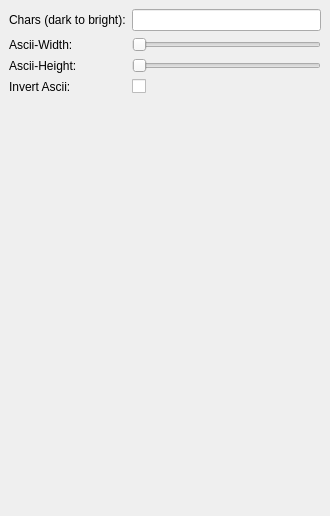
First picture: the form in src/settingsdock.ui, repository anton-fischer/cpp-ascii-generator, before the edit.
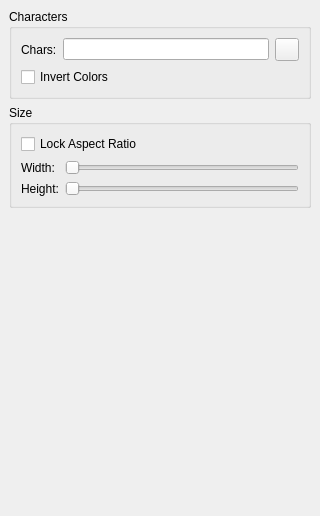
Second picture: the form after the edit. Icons and pictures are not drawn.

```diff
--- a/src/settingsdock.ui
+++ b/src/settingsdock.ui
@@ -6,14 +6,14 @@
    <rect>
     <x>0</x>
     <y>0</y>
-    <width>330</width>
+    <width>320</width>
     <height>516</height>
    </rect>
   </property>
   <property name="minimumSize">
    <size>
-    <width>330</width>
-    <height>133</height>
+    <width>320</width>
+    <height>321</height>
    </size>
   </property>
   <property name="windowTitle">
@@ -22,21 +22,81 @@
   <widget class="QWidget" name="dockWidgetContents">
    <layout class="QVBoxLayout" name="verticalLayout">
     <item>
-     <layout class="QFormLayout" name="formLayout">
+     <widget class="QGroupBox" name="gbx_characters">
+      <property name="title">
+       <string>Characters</string>
+      </property>
+      <layout class="QVBoxLayout" name="verticalLayout_4">
+       <item>
+        <layout class="QFormLayout" name="fbx_chars_help">
+         <property name="topMargin">
+          <number>0</number>
+         </property>
+         <item row="0" column="1">
+          <layout class="QHBoxLayout" name="hbx_chars_help">
+           <item>
+            <widget class="QLineEdit" name="input_chars">
+             <property name="maxLength">
+              <number>10</number>
+             </property>
+            </widget>
+           </item>
+           <item>
+            <widget class="QToolButton" name="btn_help">
+             <property name="toolTip">
+              <string>Enter chars which are used in the generation from dark to bright</string>
+             </property>
+             <property name="icon">
+              <iconset theme="QIcon::ThemeIcon::HelpFaq"/>
+             </property>
+             <property name="popupMode">
+              <enum>QToolButton::ToolButtonPopupMode::DelayedPopup</enum>
+             </property>
+            </widget>
+           </item>
+          </layout>
+         </item>
       <item row="0" column="0">
        <widget class="QLabel" name="lbl_chars">
         <property name="text">
-         <string>Chars (dark to bright):</string>
+            <string>Chars:</string>
         </property>
        </widget>
       </item>
-      <item row="0" column="1">
-       <widget class="QLineEdit" name="input_chars"/>
-      </item>
+        </layout>
+       </item>
+       <item>
+        <widget class="QCheckBox" name="cbx_invert">
+         <property name="text">
+          <string>Invert Colors</string>
+         </property>
+        </widget>
+       </item>
+      </layout>
+     </widget>
+    </item>
+    <item>
+     <widget class="QGroupBox" name="gbx_size">
+      <property name="title">
+       <string>Size</string>
+      </property>
+      <layout class="QVBoxLayout" name="verticalLayout_3">
+       <item>
+        <widget class="QCheckBox" name="cbx_lock_ratio">
+         <property name="text">
+          <string>Lock Aspect Ratio</string>
+         </property>
+        </widget>
+       </item>
+       <item>
+        <layout class="QFormLayout" name="fbx_width_height">
+         <property name="topMargin">
+          <number>0</number>
+         </property>
       <item row="1" column="0">
        <widget class="QLabel" name="lbl_width">
         <property name="text">
-         <string>Ascii-Width:</string>
+            <string>Width:</string>
         </property>
        </widget>
       </item>
@@ -50,7 +110,7 @@
       <item row="2" column="0">
        <widget class="QLabel" name="lbl_height">
         <property name="text">
-         <string>Ascii-Height:</string>
+            <string>Height:</string>
         </property>
        </widget>
       </item>
@@ -61,21 +121,23 @@
         </property>
        </widget>
       </item>
-      <item row="3" column="0">
-       <widget class="QLabel" name="lbl_invert">
-        <property name="text">
-         <string>Invert Ascii:</string>
-        </property>
-       </widget>
-      </item>
-      <item row="3" column="1">
-       <widget class="QCheckBox" name="cbx_invert">
-        <property name="text">
-         <string/>
-        </property>
-       </widget>
-      </item>
-     </layout>
+        </layout>
+       </item>
+      </layout>
+     </widget>
+    </item>
+    <item>
+     <spacer name="verticalSpacer">
+      <property name="orientation">
+       <enum>Qt::Orientation::Vertical</enum>
+      </property>
+      <property name="sizeHint" stdset="0">
+       <size>
+        <width>20</width>
+        <height>40</height>
+       </size>
+      </property>
+     </spacer>
     </item>
    </layout>
   </widget>
```
Lines whose indentation alone changed are shown as unchanged.
